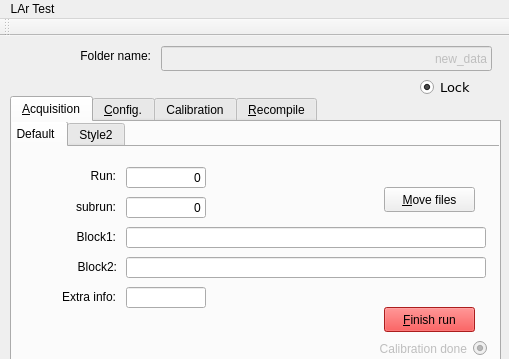
Above: move_files/move_files/mainwindow.ui from hvsouza/CAEN_Digitizer before the change; both pictures show x 0 to 509 and y 0 to 359 of the 509 by 543 pixel window. Below: the same form after it.
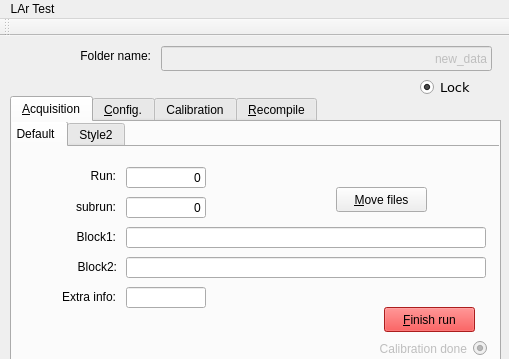
That is the form after the change.

Patch:
```diff
--- a/move_files/move_files/mainwindow.ui
+++ b/move_files/move_files/mainwindow.ui
@@ -206,7 +206,7 @@
        <widget class="QPushButton" name="button_movefile_5">
         <property name="geometry">
          <rect>
-          <x>378</x>
+          <x>330</x>
           <y>40</y>
           <width>91</width>
           <height>25</height>
```
